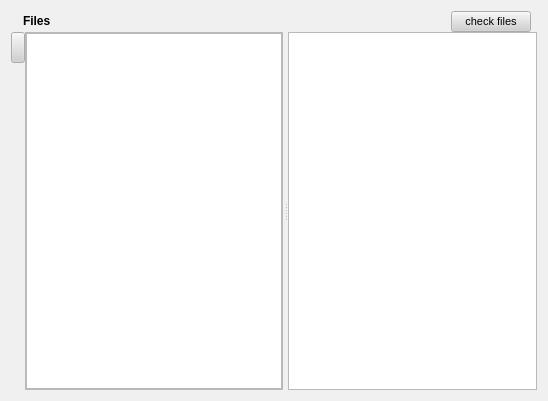
First picture: the form in retroshare-gui/src/gui/SharedFilesDialog.ui, repository RetroShare/RetroShare, before the edit.
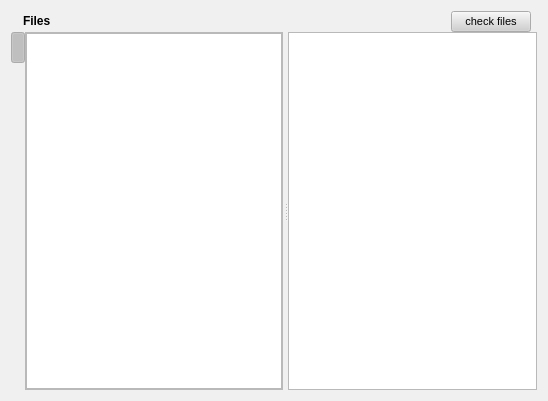
Second picture: the form after the edit. Icons and pictures are not drawn.

Commit message: -fixed Lokal Directories hide Button to Checked -added a Toolbar for New Forum Message -moved Post Forum Msg/Cancel Button to ToolBar

Patch:
```diff
--- a/retroshare-gui/src/gui/SharedFilesDialog.ui
+++ b/retroshare-gui/src/gui/SharedFilesDialog.ui
@@ -565,6 +565,9 @@
    </item>
    <item row="1" column="0" >
     <layout class="QGridLayout" name="_2" >
+     <property name="spacing" >
+      <number>0</number>
+     </property>
      <item row="0" column="0" >
       <widget class="QPushButton" name="frameButton" >
        <property name="minimumSize" >
@@ -584,13 +587,16 @@
        </property>
        <property name="iconSize" >
         <size>
-         <width>16</width>
+         <width>14</width>
          <height>31</height>
         </size>
        </property>
        <property name="checkable" >
         <bool>true</bool>
        </property>
+       <property name="checked" >
+        <bool>true</bool>
+       </property>
       </widget>
      </item>
      <item row="1" column="0" >
```
Left out of the diff: 4 changed lines with no effect on the pictures. The commit also changes 6 other files.
